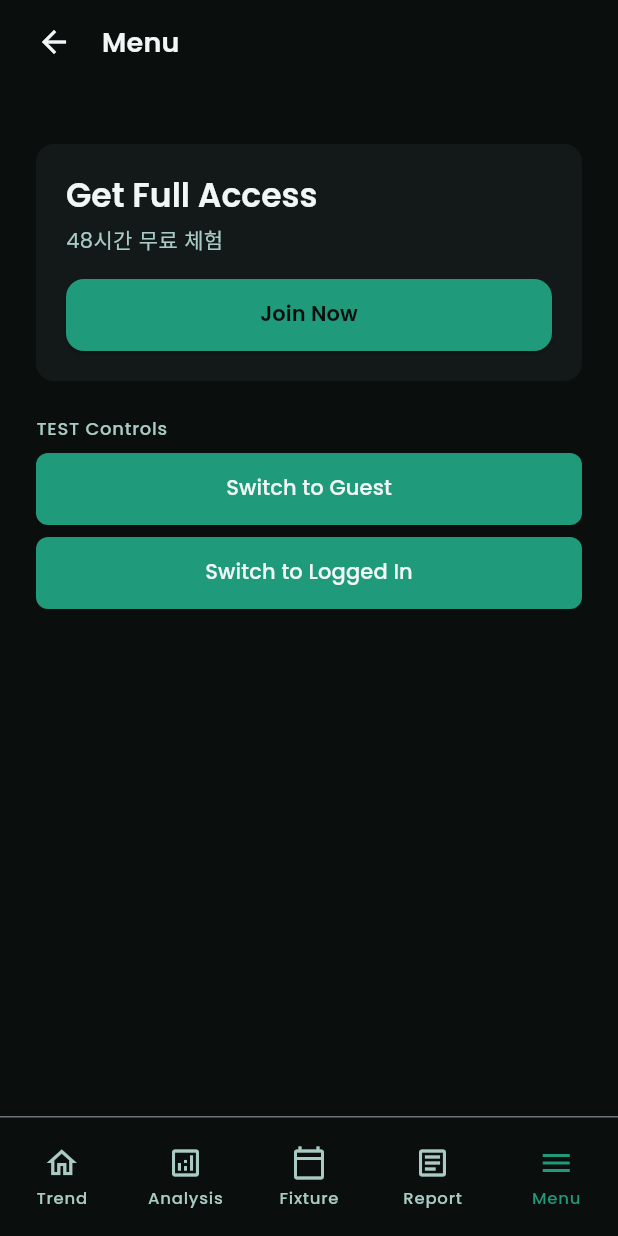
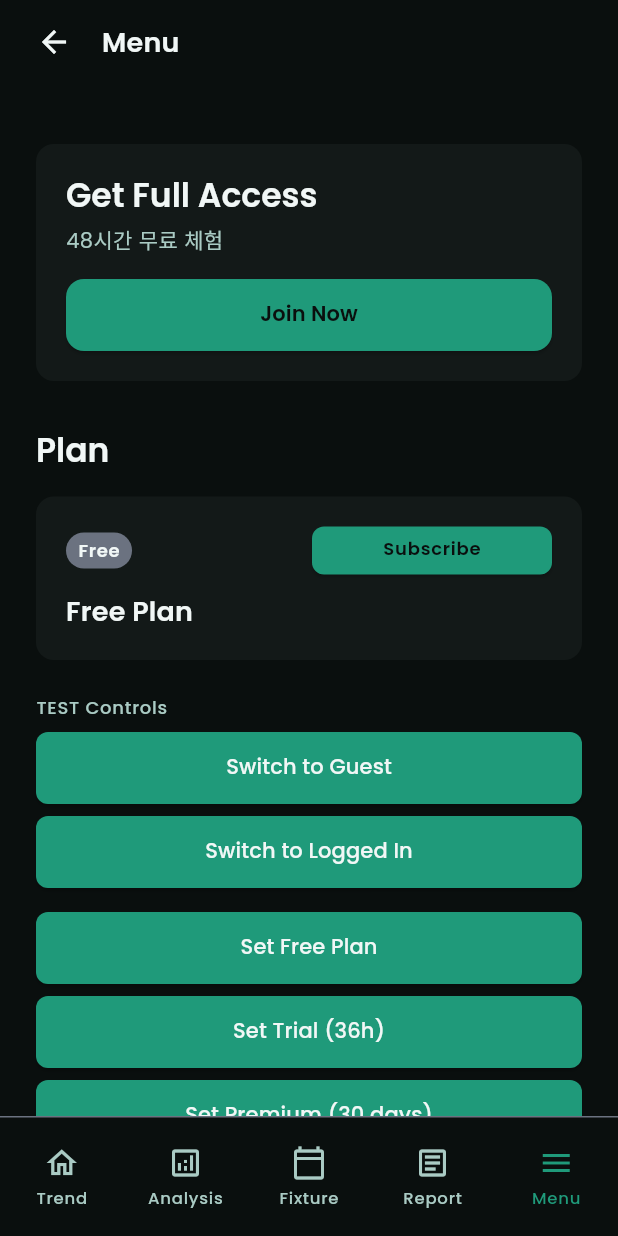
Before and after one commit to tri-kkk/TrendSoccer, a Flutter app: the screen it shows after launch, item 5 of the bottom bar chosen, on a phone screen of 412 x 824 dp. Run offline on Flutter 3.47's test engine with Material 3 defaults, Android fonts, the phone set to English and light mode, and no system bars; our stand-ins replace flutter_riverpod, go_router, google_fonts.

Commit message:
add menu page plan section (phase 4-2)

````diff
--- /dev/null
+++ b/lib/core/models/subscription_state.dart
@@ -0,0 +1,74 @@
+/// Subscription tier of the current user.
+enum SubscriptionType {
+  /// No active subscription — limited features.
+  free,
+
+  /// Time-limited trial with full access.
+  trial,
+
+  /// Paid subscription with full access.
+  premium,
+}
+
+/// Immutable snapshot of the current user's subscription.
+///
+/// ```dart
+/// const free = SubscriptionState(type: SubscriptionType.free);
+///
+/// final trial = SubscriptionState(
+///   type: SubscriptionType.trial,
+///   remainingTime: Duration(hours: 48),
+/// );
+///
+/// final premium = SubscriptionState(
+///   type: SubscriptionType.premium,
+///   expiryDate: DateTime(2026, 12, 31),
+/// );
+/// ```
+class SubscriptionState {
+  const SubscriptionState({
+    required this.type,
+    this.expiryDate,
+    this.remainingTime,
+  });
+
+  /// Current subscription tier.
+  final SubscriptionType type;
+
+  /// When the premium subscription expires. Null for [SubscriptionType.free]
+  /// and [SubscriptionType.trial].
+  final DateTime? expiryDate;
+
+  /// Time left in the trial period. Null for [SubscriptionType.free]
+  /// and [SubscriptionType.premium].
+  final Duration? remainingTime;
+
+  /// Returns a copy with the given fields replaced.
+  SubscriptionState copyWith({
+    SubscriptionType? type,
+    DateTime? expiryDate,
+    Duration? remainingTime,
+  }) {
+    return SubscriptionState(
+      type: type ?? this.type,
+      expiryDate: expiryDate ?? this.expiryDate,
+      remainingTime: remainingTime ?? this.remainingTime,
+    );
+  }
+
+  @override
+  bool operator ==(Object other) =>
+      identical(this, other) ||
+      other is SubscriptionState &&
+          runtimeType == other.runtimeType &&
+          type == other.type &&
+          expiryDate == other.expiryDate &&
+          remainingTime == other.remainingTime;
+
+  @override
+  int get hashCode => Object.hash(type, expiryDate, remainingTime);
+
+  @override
+  String toString() =>
+      'SubscriptionState(type: $type, expiryDate: $expiryDate, remainingTime: $remainingTime)';
+}
--- /dev/null
+++ b/lib/core/providers/subscription_provider.dart
@@ -0,0 +1,39 @@
+import 'package:flutter_riverpod/flutter_riverpod.dart';
+
+import '../models/subscription_state.dart';
+
+/// Global provider that holds the current user's subscription state.
+///
+/// Defaults to [SubscriptionType.free]. Update via:
+/// ```dart
+/// ref.read(subscriptionProvider.notifier).activate(
+///   SubscriptionType.premium,
+///   expiryDate: DateTime(2026, 12, 31),
+/// );
+/// ```
+final subscriptionProvider =
+    NotifierProvider<SubscriptionNotifier, SubscriptionState>(
+  SubscriptionNotifier.new,
+);
+
+class SubscriptionNotifier extends Notifier<SubscriptionState> {
+  @override
+  SubscriptionState build() =>
+      const SubscriptionState(type: SubscriptionType.free);
+
+  void activate(
+    SubscriptionType type, {
+    DateTime? expiryDate,
+    Duration? remainingTime,
+  }) {
+    state = SubscriptionState(
+      type: type,
+      expiryDate: expiryDate,
+      remainingTime: remainingTime,
+    );
+  }
+
+  void reset() {
+    state = const SubscriptionState(type: SubscriptionType.free);
+  }
+}
--- a/lib/features/menu/menu_page.dart
+++ b/lib/features/menu/menu_page.dart
@@ -2,12 +2,15 @@ import 'package:flutter/material.dart';
 import 'package:flutter_riverpod/flutter_riverpod.dart';
 import 'package:go_router/go_router.dart';
 
+import '../../core/models/subscription_state.dart';
 import '../../core/models/user_state.dart';
+import '../../core/providers/subscription_provider.dart';
 import '../../core/providers/user_provider.dart';
 import '../../core/theme/tokens/color_tokens.dart';
 import '../../core/theme/tokens/typography_tokens.dart';
 import '../../shared/widgets/appbar/custom_appbar.dart';
 import '../../shared/widgets/cards/profile_card.dart';
+import '../../shared/widgets/plan/plan_ticket.dart';
 
 class MenuPage extends ConsumerWidget {
   const MenuPage({super.key});
@@ -15,6 +18,7 @@ class MenuPage extends ConsumerWidget {
   @override
   Widget build(BuildContext context, WidgetRef ref) {
     final user = ref.watch(userProvider);
+    final subscription = ref.watch(subscriptionProvider);
 
     return Scaffold(
       backgroundColor: AppColors.surfaceBase,
@@ -32,6 +36,8 @@ class MenuPage extends ConsumerWidget {
           children: [
             const SizedBox(height: 16),
             _buildProfileSection(user),
+            const SizedBox(height: 32),
+            _buildPlanSection(subscription),
             const SizedBox(height: 24),
             _buildTestControls(ref),
           ],
@@ -95,6 +101,29 @@ class MenuPage extends ConsumerWidget {
     );
   }
 
+  Widget _buildPlanSection(SubscriptionState subscription) {
+    return Column(
+      crossAxisAlignment: CrossAxisAlignment.start,
+      children: [
+        Text(
+          'Plan',
+          style: AppTypography.titleLarge.copyWith(
+            color: AppColors.textPrimary,
+          ),
+        ),
+        const SizedBox(height: 16),
+        PlanTicket(
+          type: subscription.type,
+          expiryDate: subscription.expiryDate,
+          remainingTime: subscription.remainingTime,
+          onSubscribePressed: () {
+            // TODO: Navigate to Subscribe page
+          },
+        ),
+      ],
+    );
+  }
+
   Widget _buildTestControls(WidgetRef ref) {
     return Column(
       crossAxisAlignment: CrossAxisAlignment.start,
@@ -128,6 +157,42 @@ class MenuPage extends ConsumerWidget {
             child: const Text('Switch to Logged In'),
           ),
         ),
+        const SizedBox(height: 16),
+        SizedBox(
+          width: double.infinity,
+          child: ElevatedButton(
+            onPressed: () {
+              ref.read(subscriptionProvider.notifier).reset();
+            },
+            child: const Text('Set Free Plan'),
+          ),
+        ),
+        const SizedBox(height: 8),
+        SizedBox(
+          width: double.infinity,
+          child: ElevatedButton(
+            onPressed: () {
+              ref.read(subscriptionProvider.notifier).activate(
+                    SubscriptionType.trial,
+                    remainingTime: const Duration(hours: 36),
+                  );
+            },
+            child: const Text('Set Trial (36h)'),
+          ),
+        ),
+        const SizedBox(height: 8),
+        SizedBox(
+          width: double.infinity,
+          child: ElevatedButton(
+            onPressed: () {
+              ref.read(subscriptionProvider.notifier).activate(
+                    SubscriptionType.premium,
+                    expiryDate: DateTime.now().add(const Duration(days: 30)),
+                  );
+            },
+            child: const Text('Set Premium (30 days)'),
+          ),
+        ),
       ],
     );
   }
--- /dev/null
+++ b/lib/shared/widgets/plan/plan_ticket.dart
@@ -0,0 +1,164 @@
+import 'package:flutter/material.dart';
+
+import '../../../core/models/subscription_state.dart';
+import '../../../core/theme/tokens/color_tokens.dart';
+import '../../../core/theme/tokens/typography_tokens.dart';
+import '../badge/custom_badge.dart';
+
+/// A ticket-style card that shows the user's current subscription plan.
+///
+/// Renders differently for each [SubscriptionType]:
+/// - **free** — badge, plan name, and a subscribe button.
+/// - **trial** — badge, plan name, remaining time, and an upgrade button.
+/// - **premium** — badge, plan name, and expiry date.
+///
+/// ```dart
+/// PlanTicket(
+///   type: SubscriptionType.trial,
+///   remainingTime: Duration(hours: 36, minutes: 12),
+///   onSubscribePressed: () => showPaywall(),
+/// )
+/// ```
+class PlanTicket extends StatelessWidget {
+  const PlanTicket({
+    super.key,
+    required this.type,
+    this.expiryDate,
+    this.remainingTime,
+    this.onSubscribePressed,
+  });
+
+  /// Current subscription tier.
+  final SubscriptionType type;
+
+  /// Premium expiry date. Displayed when [type] is [SubscriptionType.premium].
+  final DateTime? expiryDate;
+
+  /// Trial remaining duration. Displayed when [type] is [SubscriptionType.trial].
+  final Duration? remainingTime;
+
+  /// Called when the subscribe / upgrade button is tapped.
+  final VoidCallback? onSubscribePressed;
+
+  @override
+  Widget build(BuildContext context) {
+    return Container(
+      width: double.infinity,
+      padding: const EdgeInsets.all(20),
+      decoration: BoxDecoration(
+        color: AppColors.surfaceRaised,
+        borderRadius: BorderRadius.circular(12),
+      ),
+      child: switch (type) {
+        SubscriptionType.free => _buildFree(),
+        SubscriptionType.trial => _buildTrial(),
+        SubscriptionType.premium => _buildPremium(),
+      },
+    );
+  }
+
+  Widget _buildFree() {
+    return Column(
+      crossAxisAlignment: CrossAxisAlignment.start,
+      children: [
+        Row(
+          children: [
+            const CustomBadge(type: BadgeType.free, label: 'Free'),
+            const Spacer(),
+            _actionButton('Subscribe'),
+          ],
+        ),
+        const SizedBox(height: 12),
+        Text(
+          'Free Plan',
+          style: AppTypography.titleMedium.copyWith(
+            color: AppColors.textPrimary,
+          ),
+        ),
+      ],
+    );
+  }
+
+  Widget _buildTrial() {
+    final hours = remainingTime?.inHours ?? 0;
+    final minutes = (remainingTime?.inMinutes ?? 0) % 60;
+
+    return Column(
+      crossAxisAlignment: CrossAxisAlignment.start,
+      children: [
+        Row(
+          children: [
+            const CustomBadge(type: BadgeType.trial, label: 'Trial'),
+            const Spacer(),
+            _actionButton('Upgrade'),
+          ],
+        ),
+        const SizedBox(height: 12),
+        Text(
+          'Free Trial',
+          style: AppTypography.titleMedium.copyWith(
+            color: AppColors.textPrimary,
+          ),
+        ),
+        const SizedBox(height: 4),
+        Text(
+          '${hours}h ${minutes}m remaining',
+          style: AppTypography.bodySmall.copyWith(
+            color: AppColors.textSecondary,
+          ),
+        ),
+      ],
+    );
+  }
+
+  Widget _buildPremium() {
+    final dateStr = expiryDate != null
+        ? '${expiryDate!.year}-${_pad(expiryDate!.month)}-${_pad(expiryDate!.day)}'
+        : '—';
+
+    return Column(
+      crossAxisAlignment: CrossAxisAlignment.start,
+      children: [
+        const CustomBadge(type: BadgeType.premium, label: 'Premium'),
+        const SizedBox(height: 12),
+        Text(
+          'Premium Plan',
+          style: AppTypography.titleMedium.copyWith(
+            color: AppColors.textPrimary,
+          ),
+        ),
+        const SizedBox(height: 4),
+        Text(
+          'Expires: $dateStr',
+          style: AppTypography.bodySmall.copyWith(
+            color: AppColors.textSecondary,
+          ),
+        ),
+      ],
+    );
+  }
+
+  Widget _actionButton(String text) {
+    return SizedBox(
+      width: 160,
+      height: 32,
+      child: ElevatedButton(
+        onPressed: onSubscribePressed,
+        style: ElevatedButton.styleFrom(
+          backgroundColor: AppColors.primary500,
+          foregroundColor: AppColors.surfaceBase,
+          padding: const EdgeInsets.symmetric(horizontal: 16),
+          shape: RoundedRectangleBorder(
+            borderRadius: BorderRadius.circular(8),
+          ),
+          textStyle: AppTypography.labelMedium.copyWith(
+            fontWeight: FontWeight.w600,
+          ),
+        ),
+        child: Text(text),
+      ),
+    );
+  }
+
+  static String _pad(int value) => value.toString().padLeft(2, '0');
+}
````
